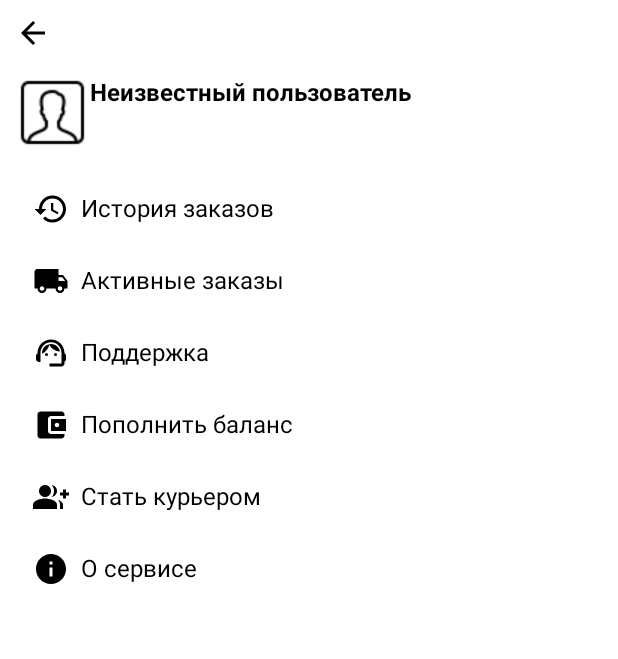
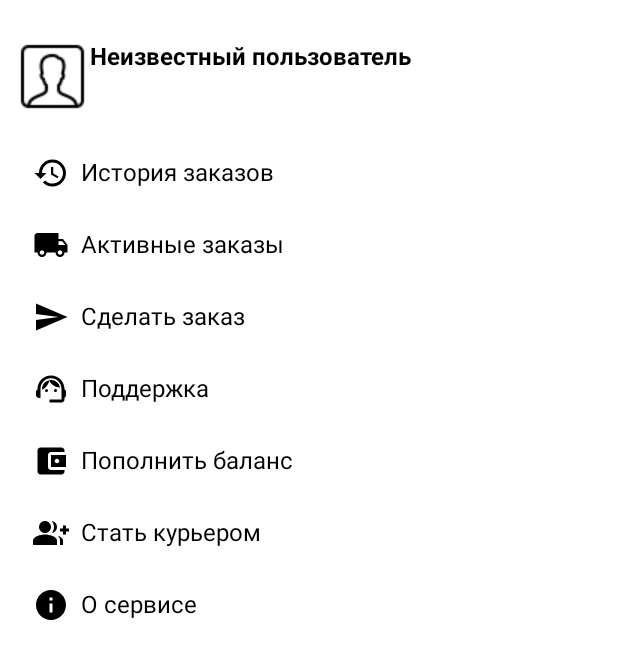
Before and after one commit to Sa1meq/Delivery, an Android app: the UserProfile screen opened directly, with no data from a screen before it, on a phone screen of 412 x 824 dp. Shown: the top 659 px of the screen. Run offline under Robolectric (Android 15) with nearby library versions, the phone set to English and light mode, and no system bars; our stand-ins replace Firebase (no records; nobody signed in at launch, a user with empty details on screens opened directly).

Commit message:
mnogo novogo2

```diff
--- a/app/src/main/AndroidManifest.xml
+++ b/app/src/main/AndroidManifest.xml
@@ -29,6 +29,8 @@
         <activity
             android:name=".MainActivity"
             android:exported="true"></activity>
+        <activity android:name=".AddressPickerActivity"
+            android:theme="@style/Theme.App.Transparent" />
         <activity
             android:name=".Authorization"
             android:exported="true">
--- a/app/src/main/java/com/example/delivery/Authorization.java
+++ b/app/src/main/java/com/example/delivery/Authorization.java
@@ -151,7 +151,7 @@ public class Authorization extends AppCompatActivity {
                         if (user.isAdmin()) {
                             intent = new Intent(Authorization.this, AdminPanel.class);
                         } else {
-                            intent = new Intent(Authorization.this, MainActivity.class);
+                            intent = new Intent(Authorization.this, UserProfile.class);
                         }
                         startActivity(intent);
                         finish();
@@ -187,7 +187,7 @@ public class Authorization extends AppCompatActivity {
                     if (user.isAdmin()) {
                         intent = new Intent(Authorization.this, AdminPanel.class);
                     } else {
-                        intent = new Intent(Authorization.this, MainActivity.class);
+                        intent = new Intent(Authorization.this, UserProfile.class);
                     }
                     startActivity(intent);
                     finish();
--- a/app/src/main/java/com/example/delivery/Registration.java
+++ b/app/src/main/java/com/example/delivery/Registration.java
@@ -81,7 +81,7 @@ public class Registration extends AppCompatActivity {
 
         userRepository.addUser(name, email, password, balance).thenAccept(user -> {
             if (user != null) {
-                Intent intent = new Intent(Registration.this, MainActivity.class);
+                Intent intent = new Intent(Registration.this, UserProfile.class);
                 startActivity(intent);
                 finish();
             } else {
--- a/app/src/main/java/com/example/delivery/UserActiveOrders.java
+++ b/app/src/main/java/com/example/delivery/UserActiveOrders.java
@@ -26,7 +26,6 @@ public class UserActiveOrders extends AppCompatActivity {
     protected void onCreate(@Nullable Bundle savedInstanceState) {
         super.onCreate(savedInstanceState);
         setContentView(R.layout.activity_user_active_orders);
-
         ordersRecyclerView = findViewById(R.id.ordersRecyclerView);
         ordersRecyclerView.setLayoutManager(new LinearLayoutManager(this));
 
@@ -50,7 +49,6 @@ public class UserActiveOrders extends AppCompatActivity {
             activeOrderList.addAll(orders);
             orderAdapter.notifyDataSetChanged();
         }).exceptionally(e -> {
-            // Обработать ошибку
             return null;
         });
     }
--- a/app/src/main/java/com/example/delivery/UserProfile.java
+++ b/app/src/main/java/com/example/delivery/UserProfile.java
@@ -12,7 +12,7 @@ import com.google.firebase.firestore.FirebaseFirestore;
 
 public class UserProfile extends AppCompatActivity {
     private TextView userNameTextView;
-    private TextView orderHistoryButton, activeOrdersButton;
+    private TextView orderHistoryButton, activeOrdersButton, becomeCourierButton, placeOrder;
     private UserRepository userRepository;
 
     @Override
@@ -22,6 +22,9 @@ public class UserProfile extends AppCompatActivity {
 
         userNameTextView = findViewById(R.id.papa);
         orderHistoryButton = findViewById(R.id.orderHistoryButton);
+        activeOrdersButton = findViewById(R.id.activeOrdersButton);
+        becomeCourierButton = findViewById(R.id.becomeCourierButton);
+        placeOrder = findViewById(R.id.placeOrder);
 
         FirebaseAuth auth = FirebaseAuth.getInstance();
         FirebaseFirestore db = FirebaseFirestore.getInstance();
@@ -50,13 +53,11 @@ public class UserProfile extends AppCompatActivity {
             startActivity(intent);
         });
 
-        ImageView backButton = findViewById(R.id.backButton);
-        backButton.setOnClickListener(v -> {
+        placeOrder.setOnClickListener(v -> {
             Intent intent = new Intent(UserProfile.this, MainActivity.class);
             startActivity(intent);
             finish();
         });
-        activeOrdersButton = findViewById(R.id.activeOrdersButton);
 
         activeOrdersButton.setOnClickListener(v -> {
             Intent intent = new Intent(UserProfile.this, UserActiveOrders.class);
@@ -64,5 +65,10 @@ public class UserProfile extends AppCompatActivity {
             finish();
         });
 
+        becomeCourierButton.setOnClickListener(v -> {
+            Intent intent = new Intent(UserProfile.this, RegisterCourier.class);
+            startActivity(intent);
+        });
+
     }
 }
--- /dev/null
+++ b/app/src/main/res/drawable/sharp_send_24.xml
@@ -0,0 +1,5 @@
+<vector xmlns:android="http://schemas.android.com/apk/res/android" android:autoMirrored="true" android:height="24dp" android:tint="#000000" android:viewportHeight="24" android:viewportWidth="24" android:width="24dp">
+
+    <path android:fillColor="@android:color/white" android:pathData="M2.01,21L23,12 2.01,3 2,10l15,2 -15,2 0.01,7z"/>
+
+</vector>
--- a/app/src/main/res/layout/user_profile.xml
+++ b/app/src/main/res/layout/user_profile.xml
@@ -6,14 +6,7 @@
     android:background="@color/white"
     android:padding="10dp">
 
-    <ImageView
-        android:id="@+id/backButton"
-        android:layout_width="wrap_content"
-        android:layout_height="wrap_content"
-        android:src="@drawable/baseline_arrow_back_24"
-        app:layout_constraintTop_toTopOf="parent"
-        app:layout_constraintStart_toStartOf="parent"
-        />
+
 
     <ImageView
         android:id="@+id/avatarImage"
@@ -21,7 +14,7 @@
         android:layout_height="50dp"
         android:src="@drawable/ic_avatar"
         android:layout_marginTop="16dp"
-        app:layout_constraintTop_toBottomOf="@id/backButton"
+        app:layout_constraintTop_toTopOf="parent"
         app:layout_constraintStart_toStartOf="parent"
         />
 
@@ -62,6 +55,12 @@
             android:drawableStart="@drawable/ic_activeorders"/>
 
         <TextView
+            android:id="@+id/placeOrder"
+            style="@style/ProfileOptionStyle"
+            android:text="Сделать заказ"
+            android:drawableStart="@drawable/sharp_send_24"/>
+
+        <TextView
             android:id="@+id/supportButton"
             style="@style/ProfileOptionStyle"
             android:text="Поддержка"
--- a/app/src/main/res/values-night/themes.xml
+++ b/app/src/main/res/values-night/themes.xml
@@ -11,4 +11,11 @@
 
         <item name="android:statusBarColor">@color/my_primary</item>
     </style>
+    <style name="Theme.App.Transparent" parent="Theme.AppCompat.Light.NoActionBar">
+        <item name="android:windowBackground">@android:color/transparent</item>
+        <item name="android:windowIsTranslucent">true</item>
+        <item name="android:windowContentOverlay">@null</item>
+        <item name="android:windowNoTitle">true</item>
+    </style>
+
 </resources>
--- a/app/src/main/res/values/themes.xml
+++ b/app/src/main/res/values/themes.xml
@@ -11,6 +11,13 @@
 
         <item name="android:statusBarColor">@color/my_primary</item>
     </style>
+    <style name="Theme.App.Transparent" parent="Theme.AppCompat.Light.NoActionBar">
+        <item name="android:windowBackground">@android:color/transparent</item>
+        <item name="android:windowIsTranslucent">true</item>
+        <item name="android:windowContentOverlay">@null</item>
+        <item name="android:windowNoTitle">true</item>
+    </style>
+
 
     <style name="Theme.Delivery" parent="Base.Theme.Delivery" />
 
```
Also changed, not shown: app/src/main/java/com/example/delivery/MainActivity.java (+21 -0 lines), app/src/main/java/com/example/delivery/repository/RouteOrderRepository.java (+4 -5 lines), app/src/main/res/layout/activity_main.xml (indentation only).
